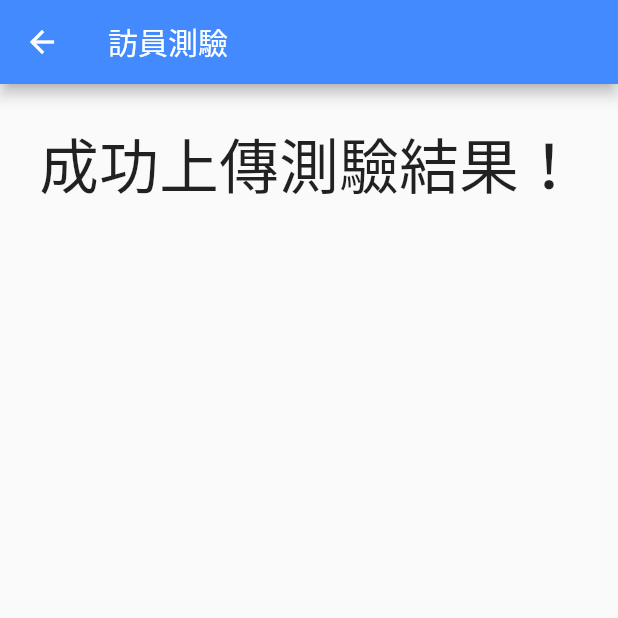
After one commit to yun-cheng/survey-app, a Flutter app: the FinishedPage screen opened by its route, on a phone screen of 412 x 824 dp, the top half of it. The commit adds this screen. Run offline on Flutter 3.47's test engine with Material 2 defaults, Android fonts, the phone set to English and light mode, and no system bars; our stand-ins replace auto_route, bloc, cloud_firestore, dartz, flushbar, flutter_bloc and 5 more; accounts and stored records are empty; generated files the repository leaves out were written again.

Commit message:
Finish FinishedPage

```diff
--- /dev/null
+++ b/lib/presentation/finished/finished_page.dart
@@ -0,0 +1,30 @@
+import 'package:flutter/material.dart';
+
+class FinishedPage extends StatelessWidget {
+  @override
+  Widget build(BuildContext context) {
+    return Scaffold(
+      appBar: AppBar(
+        title: const Text('訪員測驗'),
+      ),
+      body: SafeArea(
+        child: Align(
+          alignment: Alignment.topCenter,
+          child: ConstrainedBox(
+            constraints: BoxConstraints.expand(width: 600.0),
+            child: SingleChildScrollView(
+              child: Container(
+                alignment: Alignment.topCenter,
+                padding: const EdgeInsets.all(24.0),
+                child: Text(
+                  '成功上傳測驗結果！',
+                  style: TextStyle(fontSize: 40.0),
+                ),
+              ),
+            ),
+          ),
+        ),
+      ),
+    );
+  }
+}
--- a/lib/presentation/routes/router.dart
+++ b/lib/presentation/routes/router.dart
@@ -1,4 +1,5 @@
 import 'package:auto_route/auto_route_annotations.dart';
+import 'package:interviewer_quiz_flutter_app/presentation/finished/finished_page.dart';
 import 'package:interviewer_quiz_flutter_app/presentation/quiz/quiz_page.dart';
 import 'package:interviewer_quiz_flutter_app/presentation/sign_in/sign_in_page.dart';
 import 'package:interviewer_quiz_flutter_app/presentation/splash/splash_page.dart';
@@ -9,6 +10,7 @@ import 'package:interviewer_quiz_flutter_app/presentation/splash/splash_page.dar
     // MaterialRoute(page: SplashPage),
     MaterialRoute(page: SignInPage, initial: true),
     MaterialRoute(page: QuizPage),
+    MaterialRoute(page: FinishedPage),
   ],
 )
 class $Router {}
--- a/lib/presentation/sign_in/sign_in_page.dart
+++ b/lib/presentation/sign_in/sign_in_page.dart
@@ -14,7 +14,6 @@ import 'package:interviewer_quiz_flutter_app/presentation/sign_in/widgets/sign_i
 class SignInPage extends StatelessWidget {
   @override
   Widget build(BuildContext context) {
-    // AuthBloc _authBloc = context.bloc<AuthBloc>();
     return MultiBlocProvider(
       providers: [
         BlocProvider(
@@ -48,7 +47,6 @@ class SignInPage extends StatelessWidget {
                         crossAxisAlignment: CrossAxisAlignment.stretch,
                         children: <Widget>[
                           SignInForm(),
-                          // const SizedBox(height: 12.0),
                           if (state is Authenticated) ...[
                             RoundedButton(
                               title: '不是我，重新輸入',
@@ -61,7 +59,7 @@ class SignInPage extends StatelessWidget {
                             ),
                             RoundedButton(
                               title: '是我，開始測驗',
-                              color: Colors.greenAccent[700],
+                              color: Colors.greenAccent[400],
                               onPressed: () {
                                 ExtendedNavigator.of(context)
                                     .pushReplacementNamed(Routes.quizPage);
--- a/lib/presentation/sign_in/widgets/sign_in_form.dart
+++ b/lib/presentation/sign_in/widgets/sign_in_form.dart
@@ -92,7 +92,7 @@ class SignInForm extends StatelessWidget {
               if (context.bloc<AuthBloc>().state is Unauthenticated) ...[
                 RoundedButton(
                   title: '確認身分',
-                  color: Colors.lightBlueAccent,
+                  color: Colors.lightBlueAccent[400],
                   onPressed: () {
                     context.bloc<SignInFormBloc>().add(
                           const SignInFormEvent.signInPressed(),
```
Also changed, not shown: lib/presentation/quiz/quiz_page.dart (+20 -16 lines), lib/presentation/routes/router.gr.dart.
